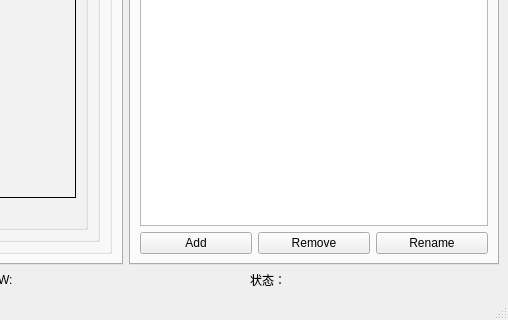
Qt form ui/main_window.ui (chengyangkj/Ros_Qt5_Gui_App) before a commit; both pictures show x 903 to 1411 and y 513 to 833 of the 1411 by 833 pixel window.
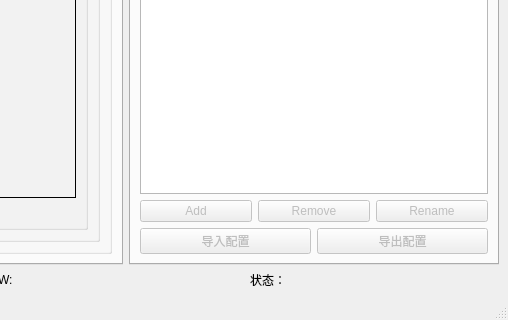
The same form after that commit. The open tabs and pages were chosen to show the change. Icons and pictures are not drawn.

Commit message: Increase the import and export of rviz.

```diff
--- a/ui/main_window.ui
+++ b/ui/main_window.ui
@@ -1270,6 +1270,9 @@
                <layout class="QHBoxLayout" name="horizontalLayout_5">
                 <item>
                  <widget class="QPushButton" name="pushButton_add_topic">
+                  <property name="enabled">
+                   <bool>false</bool>
+                  </property>
                   <property name="text">
                    <string>Add</string>
                   </property>
@@ -1277,6 +1280,9 @@
                 </item>
                 <item>
                  <widget class="QPushButton" name="pushButton_remove_topic">
+                  <property name="enabled">
+                   <bool>false</bool>
+                  </property>
                   <property name="text">
                    <string>Remove</string>
                   </property>
@@ -1284,6 +1290,9 @@
                 </item>
                 <item>
                  <widget class="QPushButton" name="pushButton_rename_topic">
+                  <property name="enabled">
+                   <bool>false</bool>
+                  </property>
                   <property name="text">
                    <string>Rename</string>
                   </property>
@@ -1291,6 +1300,30 @@
                 </item>
                </layout>
               </item>
+              <item>
+               <layout class="QGridLayout" name="gridLayout_10">
+                <item row="0" column="0">
+                 <widget class="QPushButton" name="pushButton_rvizReadDisplaySet">
+                  <property name="enabled">
+                   <bool>false</bool>
+                  </property>
+                  <property name="text">
+                   <string>导入配置</string>
+                  </property>
+                 </widget>
+                </item>
+                <item row="0" column="1">
+                 <widget class="QPushButton" name="pushButton_rvizSaveDisplaySet">
+                  <property name="enabled">
+                   <bool>false</bool>
+                  </property>
+                  <property name="text">
+                   <string>导出配置</string>
+                  </property>
+                 </widget>
+                </item>
+               </layout>
+              </item>
              </layout>
             </item>
            </layout>
```
Left out of the diff: 2 changed lines with no effect on the pictures. The commit also changes 5 other files.
